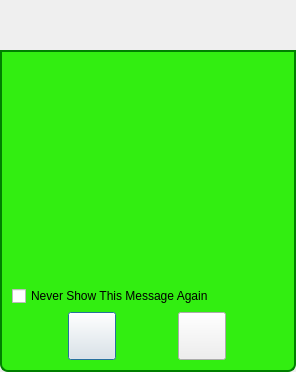
First picture: the form in GoTvApps/GoTvCommon/Forms/ActivityYesNo.ui, repository brettrjones/gotvptop, before the edit.
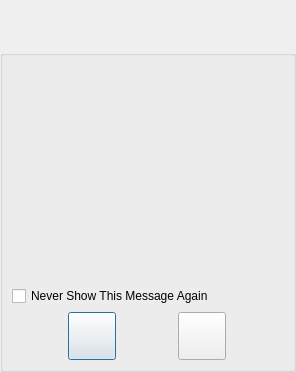
Second picture: the form after the edit. Custom widgets are drawn as their Qt base class.

Patch:
```diff
--- a/GoTvApps/GoTvCommon/Forms/ActivityYesNo.ui
+++ b/GoTvApps/GoTvCommon/Forms/ActivityYesNo.ui
@@ -22,43 +22,6 @@
   <property name="toolTip">
    <string/>
   </property>
-  <property name="styleSheet">
-   <string notr="true">QDialog#FileActionMenuDialog
-{   
-color: transparent;
-background-color: transparent;
-border: 1px solid transparent;
-border-radius: 8px; 
-}
-
-#m_TitleGroupBox
-{   
-color: black;
-background-color: rgb(50,238,17);
-border: 2px solid green;
-border-top-left-radius: 8px; 
-border-top-right-radius: 8px;
-}
-#popupTitleLabel
-{   
-color: black;
-}
-#m_ItemsGroupBox
-{   
-background-color: rgb(50,238,17);
-border: 2px solid green;
-border-top-color: green; 
-border-bottom-left-radius: 8px; 
-border-bottom-right-radius: 8px;
-}
-#m_MenuItem
-{   
-background-color: transparent;
-border: 1px solid transparent;
-border-bottom-left-radius: 8px; 
-border-bottom-right-radius: 8px;
-}</string>
-  </property>
   <layout class="QVBoxLayout" name="verticalLayout">
    <property name="spacing">
     <number>0</number>
@@ -243,17 +206,23 @@
   </layout>
  </widget>
  <customwidgets>
+  <customwidget>
+   <class>TitleBarWidget</class>
+   <extends>QWidget</extends>
+   <header>TitleBarWidget.h</header>
+   <container>1</container>
+  </customwidget>
+  <customwidget>
+   <class>BottomBarWidget</class>
+   <extends>QWidget</extends>
+   <header location="global">BottomBarWidget.h</header>
+   <container>1</container>
+  </customwidget>
   <customwidget>
    <class>VxPushButton</class>
    <extends>QPushButton</extends>
    <header>VxPushButton.h</header>
   </customwidget>
-  <customwidget>
-   <class>TitleBarWidget</class>
-   <extends>QWidget</extends>
-   <header>TitleBarWidget.h</header>
-   <container>1</container>
-  </customwidget>
  </customwidgets>
  <resources/>
  <connections/>
```
Left out of the diff: 19 changed lines with no effect on the pictures.
